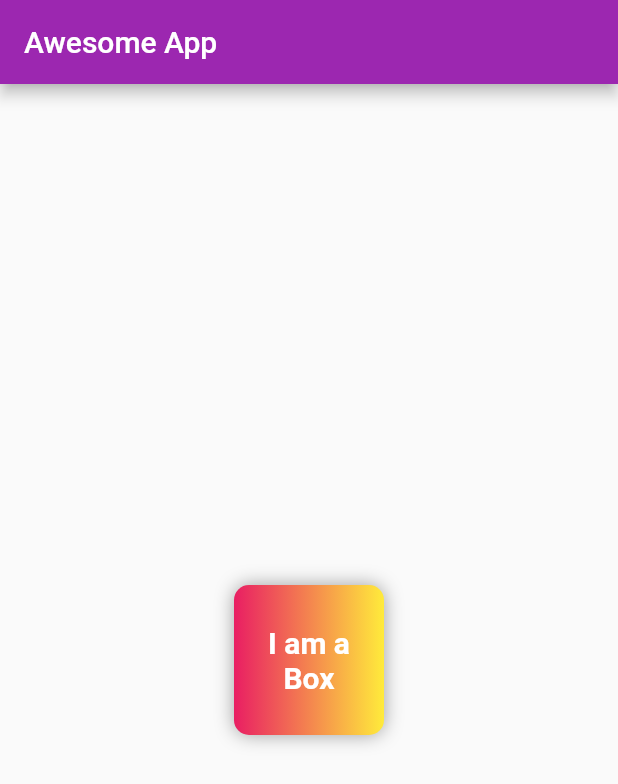
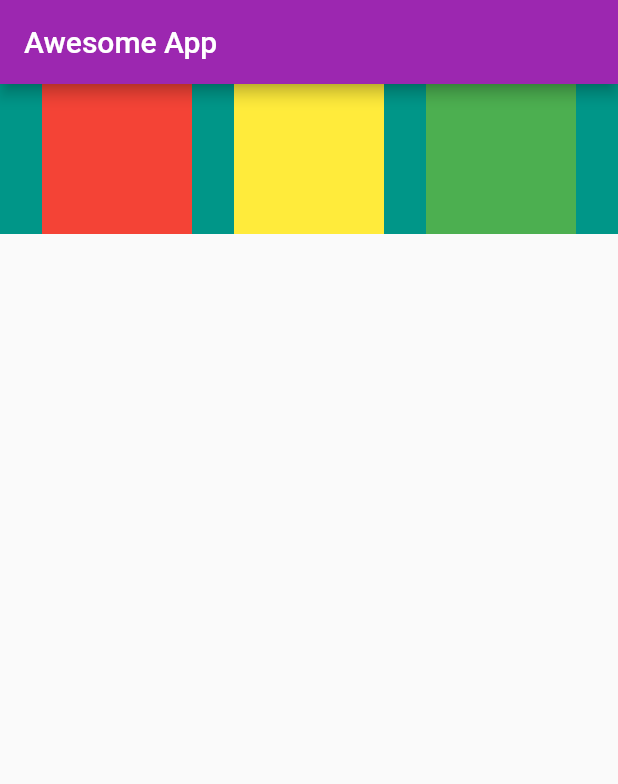
Before and after one commit to wwwwelton/flutter-essentials-freecodecamp, a Flutter app: the screen it shows after launch, on a phone screen of 412 x 824 dp. Shown: the top 784 px of the screen. Run offline on Flutter 3.47's test engine with Material 2 defaults, Android fonts, the phone set to English and light mode, and no system bars.

Commit message:
feat: add row and column

```diff
--- a/awesome_app/lib/main.dart
+++ b/awesome_app/lib/main.dart
@@ -16,24 +16,35 @@ class HomePage extends StatelessWidget {
       appBar: AppBar(
         title: const Text("Awesome App"),
       ),
-      body: Center(
-        child: Container(
-          padding: const EdgeInsets.all(8),
-          width: 100,
-          height: 100,
-          alignment: Alignment.center,
-          decoration: BoxDecoration(
+      body: Container(
+        height: 100,
+        color: Colors.teal,
+        child: Row(
+          mainAxisAlignment: MainAxisAlignment.spaceEvenly,
+          crossAxisAlignment: CrossAxisAlignment.stretch,
+          children: <Widget>[
+            Container(
+              padding: const EdgeInsets.all(8),
+              width: 100,
+              height: 100,
               color: Colors.red,
-              borderRadius: BorderRadius.circular(10),
-              gradient:
-                  const LinearGradient(colors: [Colors.pink, Colors.yellow]),
-              boxShadow: const [BoxShadow(color: Colors.grey, blurRadius: 10)]),
-          child: const Text(
-            "I am a Box",
-            textAlign: TextAlign.center,
-            style: TextStyle(
-                fontSize: 20, color: Colors.white, fontWeight: FontWeight.bold),
-          ),
+              alignment: Alignment.center,
+            ),
+            Container(
+              padding: const EdgeInsets.all(8),
+              width: 100,
+              height: 100,
+              color: Colors.yellow,
+              alignment: Alignment.center,
+            ),
+            Container(
+              padding: const EdgeInsets.all(8),
+              width: 100,
+              height: 100,
+              color: Colors.green,
+              alignment: Alignment.center,
+            ),
+          ],
         ),
       ),
     );
```
